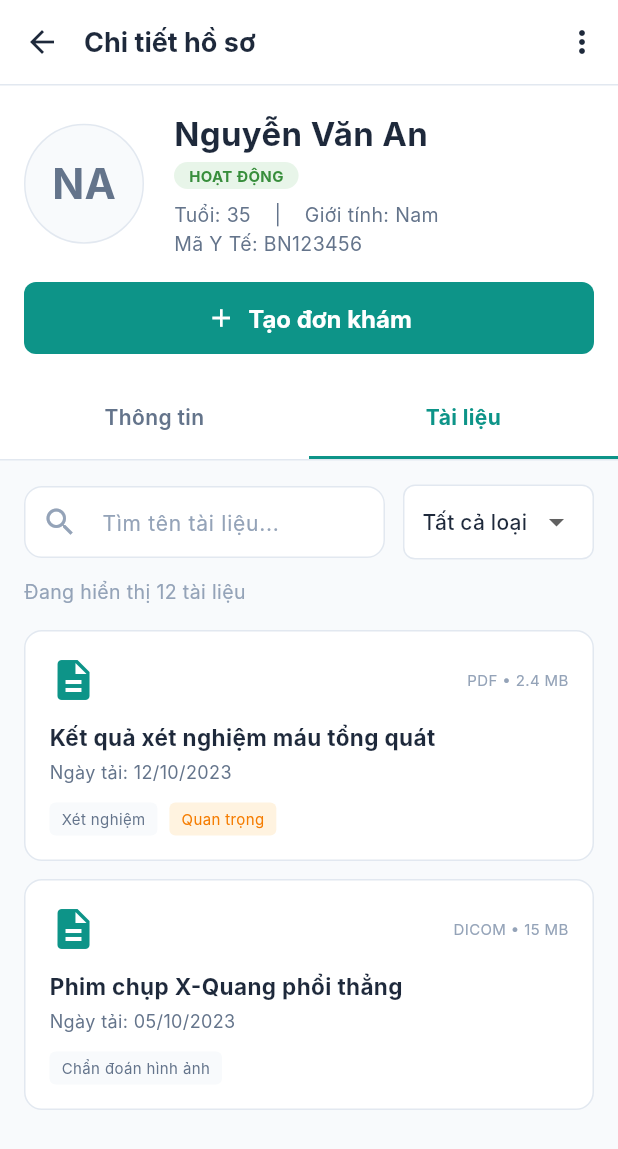
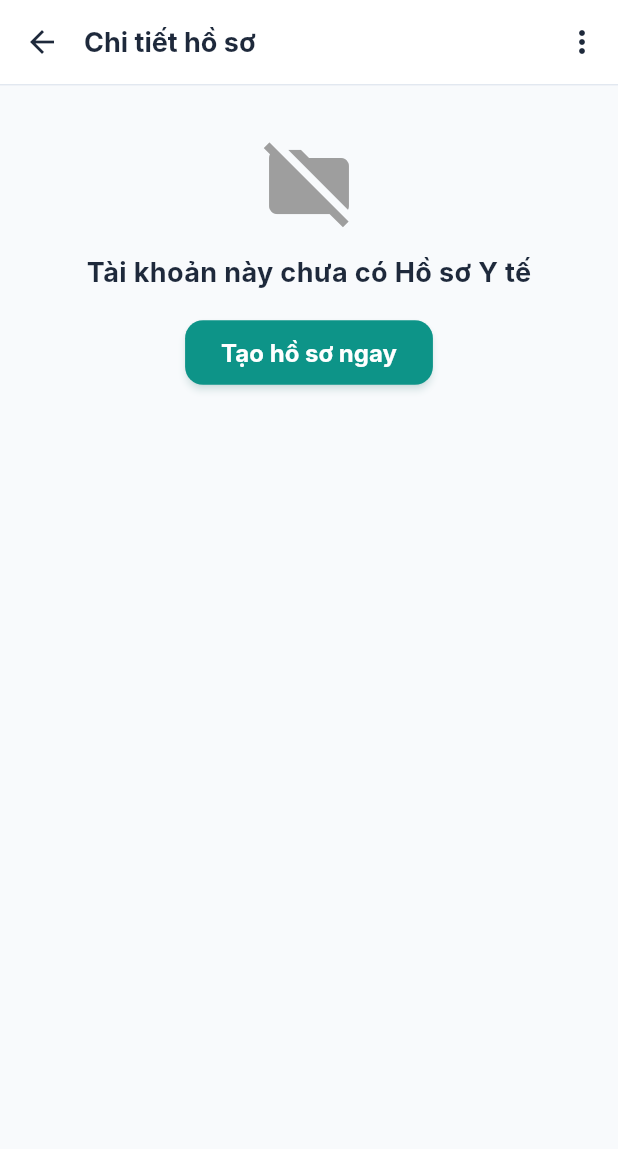
Before and after one commit to bactiger1508/PRM_PHR, a Flutter app: the PatientDetailScreen screen opened directly, on a phone screen of 412 x 824 dp. Shown: the top 1149 px of the screen. Run offline on Flutter 3.47's test engine with Material 3 defaults, Android fonts, the phone set to English and light mode, and no system bars; our stand-ins replace flutter_dotenv, image_picker, shared_preferences, sqflite; missing offline and left inert: mailer; accounts and stored records are empty; Roboto replaces fonts that are missing (Inter).

Commit message:
update: update patient detail

```diff
--- a/lib/data/interfaces/patient_repository.dart
+++ b/lib/data/interfaces/patient_repository.dart
@@ -1,5 +1,6 @@
 import 'package:phrprmgroupproject/data/db/database_helper.dart';
 import '../../domain/entities/patient_entity.dart';
+import '../../domain/entities/user_entity.dart';
 
 abstract class PatientRepository {
   /// Creates a Patient Profile and automatically creates a Customer User Account
@@ -22,4 +23,6 @@ abstract class PatientRepository {
   Future<List<Map<String, dynamic>>> getFamilyMembers(int customerId);
 
   Future<DashboardStats> getStats();
+
+  Future<List<UserEntity>> getAllCustomers();
 }
--- a/lib/views/staff/patient_detail_screen.dart
+++ b/lib/views/staff/patient_detail_screen.dart
@@ -1,9 +1,14 @@
 import 'package:flutter/material.dart';
+import 'package:phrprmgroupproject/data/implementations/patient_repository_impl.dart';
+import 'package:phrprmgroupproject/domain/entities/patient_entity.dart';
 import '../theme/app_theme.dart';
 import 'create_medical_exam_screen.dart';
 
 class PatientDetailScreen extends StatefulWidget {
-  const PatientDetailScreen({super.key});
+  final String? email;
+  final String? phone;
+
+  const PatientDetailScreen({super.key, this.email, this.phone});
 
   @override
   State<PatientDetailScreen> createState() => _PatientDetailScreenState();
@@ -11,6 +16,35 @@ class PatientDetailScreen extends StatefulWidget {
 
 class _PatientDetailScreenState extends State<PatientDetailScreen> {
   int _selectedTab = 1; // Mặc định mở tab "Tài liệu" như trong ảnh
+
+  bool _isLoading = true;
+  PatientEntity? _patientProfile;
+  final _patientRepository = PatientRepositoryImpl();
+
+  @override
+  void initState() {
+    super.initState();
+    _loadPatientData();
+  }
+
+  Future<void> _loadPatientData() async {
+    try {
+      final data = await _patientRepository.getPatientByPhoneOrEmail(
+        email: widget.email,
+        phone: widget.phone,
+      );
+
+      if (mounted) {
+        setState(() {
+          _patientProfile = data;
+          _isLoading = false;
+        });
+      }
+    } catch (e) {
+      print("Lỗi tải hồ sơ: $e");
+      if (mounted) setState(() => _isLoading = false);
+    }
+  }
 
   @override
   Widget build(BuildContext context) {
@@ -46,30 +80,52 @@ class _PatientDetailScreenState extends State<PatientDetailScreen> {
       body: SingleChildScrollView(
         child: Column(
           children: [
-            // Patient Profile Header
+            if (_patientProfile == null)
+              Container(
+                padding: const EdgeInsets.all(32),
+                alignment: Alignment.center,
+                child: Column(
+                  children: [
+                    const Icon(Icons.folder_off, size: 64, color: Colors.grey),
+                    const SizedBox(height: 16),
+                    const Text(
+                      'Tài khoản này chưa có Hồ sơ Y tế',
+                      style: TextStyle(fontSize: 18, fontWeight: FontWeight.bold),
+                    ),
+                    const SizedBox(height: 16),
+                    ElevatedButton(
+                      onPressed: () {
+                        // Nút chuyển sang màn tạo hồ sơ
+                      },
+                      child: const Text('Tạo hồ sơ ngay'),
+                    )
+                  ],
+                ),
+              )
+            // TRƯỜNG HỢP 3: CÓ HỒ SƠ -> HIỂN THỊ DỮ LIỆU THẬT
+            else ...[
               Container(
                 color: Colors.white,
                 padding: const EdgeInsets.all(16),
                 child: Row(
                   crossAxisAlignment: CrossAxisAlignment.center,
                   children: [
-                  // Avatar Circle with Initials
+                    // Avatar (Tự trích xuất chữ cái đầu của tên thật)
                     Container(
                       width: 80,
                       height: 80,
                       decoration: BoxDecoration(
                         color: AppColors.backgroundLight,
                         shape: BoxShape.circle,
-                      border: Border.all(color: AppColors.border, width: 1),
+                        border: Border.all(color: AppColors.border),
                       ),
-                    child: const Center(
+                      child: Center(
                         child: Text(
-                        'NA',
-                        style: TextStyle(
+                          _patientProfile!.fullName?.substring(0, 1).toUpperCase() ?? 'N',
+                          style: const TextStyle(
                               fontSize: 28,
                               fontWeight: FontWeight.bold,
-                          color: AppColors.textSecondary,
-                        ),
+                              color: AppColors.textSecondary),
                         ),
                       ),
                     ),
@@ -78,38 +134,23 @@ class _PatientDetailScreenState extends State<PatientDetailScreen> {
                       child: Column(
                         crossAxisAlignment: CrossAxisAlignment.start,
                         children: [
-                        const Text(
-                          'Nguyễn Văn An',
-                          style: TextStyle(
+                          Text(
+                            _patientProfile!.fullName ?? 'Chưa có tên',
+                            style: const TextStyle(
                                 fontSize: 22,
                                 fontWeight: FontWeight.bold,
-                            color: AppColors.textPrimary,
-                          ),
-                        ),
-                        const SizedBox(height: 4),
-                        Container(
-                          padding: const EdgeInsets.symmetric(horizontal: 10, vertical: 2),
-                          decoration: BoxDecoration(
-                            color: Colors.green[50],
-                            borderRadius: BorderRadius.circular(12),
-                          ),
-                          child: Text(
-                            'HOẠT ĐỘNG',
-                            style: TextStyle(
-                              fontSize: 10,
-                              fontWeight: FontWeight.bold,
-                              color: Colors.green[700],
-                            ),
-                          ),
+                                color: AppColors.textPrimary),
                           ),
                           const SizedBox(height: 8),
-                        const Text(
-                          'Tuổi: 35    |    Giới tính: Nam',
-                          style: TextStyle(fontSize: 13, color: AppColors.textSecondary),
+                          Text(
+                            'Ngày sinh: ${_patientProfile!.dob ?? 'Chưa cập nhật'}',
+                            style: const TextStyle(
+                                fontSize: 13, color: AppColors.textSecondary),
                           ),
-                        const Text(
-                          'Mã Y Tế: BN123456',
-                          style: TextStyle(fontSize: 13, color: AppColors.textSecondary),
+                          Text(
+                            'Mã Y Tế: ${_patientProfile!.medicalCode ?? 'Chưa có'}',
+                            style: const TextStyle(
+                                fontSize: 13, color: AppColors.textSecondary),
                           ),
                         ],
                       ),
@@ -140,7 +181,8 @@ class _PatientDetailScreenState extends State<PatientDetailScreen> {
                     backgroundColor: AppColors.primary,
                     foregroundColor: Colors.white,
                     minimumSize: const Size(double.infinity, 48),
-                  shape: RoundedRectangleBorder(borderRadius: BorderRadius.circular(8)),
+                    shape: RoundedRectangleBorder(
+                        borderRadius: BorderRadius.circular(8)),
                     elevation: 0,
                   ),
                 ),
@@ -163,6 +205,7 @@ class _PatientDetailScreenState extends State<PatientDetailScreen> {
               // Dynamic Content Area
               if (_selectedTab == 0) _buildInfoTab(),
               if (_selectedTab == 1) _buildDocumentsTab(),
+            ],
           ],
         ),
       ),
@@ -204,10 +247,13 @@ class _PatientDetailScreenState extends State<PatientDetailScreen> {
       child: Column(
         crossAxisAlignment: CrossAxisAlignment.start,
         children: [
-          _buildInfoRow(Icons.phone_outlined, 'Số điện thoại', '0912 345 678'),
-          _buildInfoRow(Icons.email_outlined, 'Email', 'an.nguyen@gmail.com'),
-          _buildInfoRow(Icons.cake_outlined, 'Ngày sinh', '15/05/1989'),
-          _buildInfoRow(Icons.family_restroom_outlined, 'Người giám hộ', 'Trần Thị B (Vợ)'),
+          _buildInfoRow(Icons.phone_outlined, 'Số điện thoại',
+              _patientProfile?.phone ?? 'Chưa cập nhật'),
+          _buildInfoRow(Icons.email_outlined, 'Email',
+              _patientProfile?.email ?? 'Chưa cập nhật'),
+          _buildInfoRow(Icons.cake_outlined, 'Ngày sinh',
+              _patientProfile?.dob ?? 'Chưa cập nhật'),
+          // _buildInfoRow(Icons.family_restroom_outlined, 'Người giám hộ', 'Trần Thị B (Vợ)'),
         ],
       ),
     );
@@ -223,9 +269,12 @@ class _PatientDetailScreenState extends State<PatientDetailScreen> {
           Column(
             crossAxisAlignment: CrossAxisAlignment.start,
             children: [
-              Text(label, style: const TextStyle(fontSize: 12, color: AppColors.textLight)),
+              Text(label, style: const TextStyle(
+                  fontSize: 12, color: AppColors.textLight)),
               const SizedBox(height: 2),
-              Text(value, style: const TextStyle(fontSize: 15, fontWeight: FontWeight.w500, color: AppColors.textPrimary)),
+              Text(value, style: const TextStyle(fontSize: 15,
+                  fontWeight: FontWeight.w500,
+                  color: AppColors.textPrimary)),
             ],
           ),
         ],
@@ -245,8 +294,10 @@ class _PatientDetailScreenState extends State<PatientDetailScreen> {
                 child: TextField(
                   decoration: InputDecoration(
                     hintText: 'Tìm tên tài liệu...',
-                    hintStyle: const TextStyle(fontSize: 14, color: AppColors.textLight),
-                    prefixIcon: const Icon(Icons.search, color: AppColors.textLight),
+                    hintStyle: const TextStyle(
+                        fontSize: 14, color: AppColors.textLight),
+                    prefixIcon: const Icon(
+                        Icons.search, color: AppColors.textLight),
                     filled: true,
                     fillColor: Colors.white,
                     contentPadding: const EdgeInsets.symmetric(vertical: 0),
@@ -269,7 +320,10 @@ class _PatientDetailScreenState extends State<PatientDetailScreen> {
                   child: DropdownButton<String>(
                     value: 'Tất cả loại',
                     items: ['Tất cả loại', 'Xét nghiệm', 'X-Quang', 'Đơn thuốc']
-                        .map((e) => DropdownMenuItem(value: e, child: Text(e, style: const TextStyle(fontSize: 14))))
+                        .map((e) =>
+                        DropdownMenuItem(
+                            value: e, child: Text(e, style: const TextStyle(
+                            fontSize: 14))))
                         .toList(),
                     onChanged: (_) {},
                   ),
@@ -280,7 +334,8 @@ class _PatientDetailScreenState extends State<PatientDetailScreen> {
           const SizedBox(height: 12),
           const Align(
             alignment: Alignment.centerLeft,
-            child: Text('Đang hiển thị 12 tài liệu', style: TextStyle(fontSize: 13, color: AppColors.textLight)),
+            child: Text('Đang hiển thị 12 tài liệu',
+                style: TextStyle(fontSize: 13, color: AppColors.textLight)),
           ),
           const SizedBox(height: 16),
 
@@ -302,7 +357,9 @@ class _PatientDetailScreenState extends State<PatientDetailScreen> {
     );
   }
 
-  Widget _buildDocCard({required String title, required String date, required String type, required List<String> tags}) {
+  Widget _buildDocCard(
+      {required String title, required String date, required String type, required List<
+          String> tags}) {
     return Container(
       margin: const EdgeInsets.only(bottom: 12),
       padding: const EdgeInsets.all(16),
@@ -318,23 +375,32 @@ class _PatientDetailScreenState extends State<PatientDetailScreen> {
             mainAxisAlignment: MainAxisAlignment.spaceBetween,
             children: [
               const Icon(Icons.description, color: AppColors.primary, size: 32),
-              Text(type, style: const TextStyle(fontSize: 10, color: AppColors.textLight)),
+              Text(type, style: const TextStyle(
+                  fontSize: 10, color: AppColors.textLight)),
             ],
           ),
           const SizedBox(height: 12),
-          Text(title, style: const TextStyle(fontSize: 15, fontWeight: FontWeight.bold, color: AppColors.textPrimary)),
+          Text(title, style: const TextStyle(fontSize: 15,
+              fontWeight: FontWeight.bold,
+              color: AppColors.textPrimary)),
           const SizedBox(height: 4),
-          Text('Ngày tải: $date', style: const TextStyle(fontSize: 12, color: AppColors.textSecondary)),
+          Text('Ngày tải: $date', style: const TextStyle(
+              fontSize: 12, color: AppColors.textSecondary)),
           const SizedBox(height: 12),
           Wrap(
             spacing: 8,
-            children: tags.map((t) => Container(
-              padding: const EdgeInsets.symmetric(horizontal: 8, vertical: 4),
+            children: tags.map((t) =>
+                Container(
+                  padding: const EdgeInsets.symmetric(
+                      horizontal: 8, vertical: 4),
                   decoration: BoxDecoration(
-                color: t == 'Quan trọng' ? Colors.orange[50] : AppColors.backgroundLight,
+                    color: t == 'Quan trọng' ? Colors.orange[50] : AppColors
+                        .backgroundLight,
                     borderRadius: BorderRadius.circular(4),
                   ),
-              child: Text(t, style: TextStyle(fontSize: 10, color: t == 'Quan trọng' ? Colors.orange[700] : AppColors.textSecondary)),
+                  child: Text(t, style: TextStyle(fontSize: 10,
+                      color: t == 'Quan trọng' ? Colors.orange[700] : AppColors
+                          .textSecondary)),
                 )).toList(),
           ),
         ],
```
Also changed, not shown: lib/data/implementations/patient_repository_impl.dart (+22 -0 lines), lib/viewmodels/staff_management_viewmodel.dart (+18 -0 lines), lib/views/staff/patient_list_screen.dart (+66 -44 lines). Lines whose indentation alone changed are shown as unchanged.
